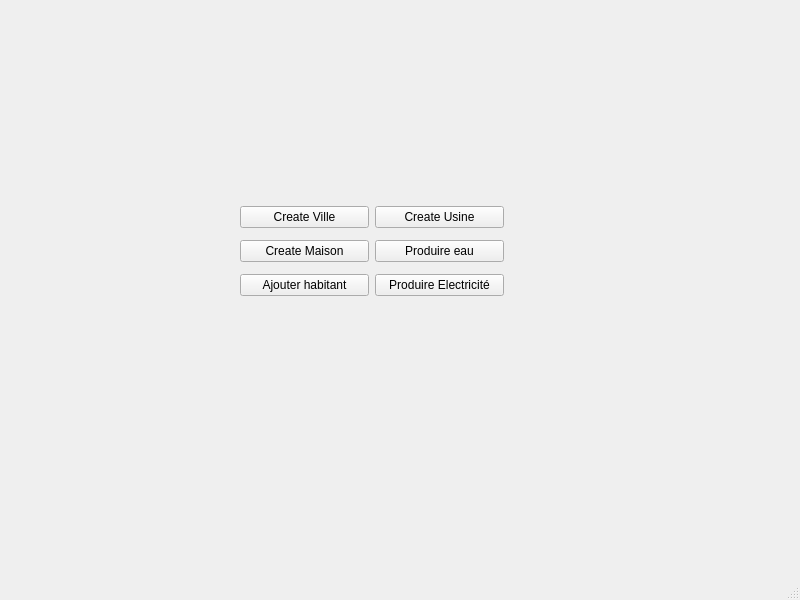
Qt form mainwindow.ui (Aziz-Jalleli/VirtualCity) before a commit.
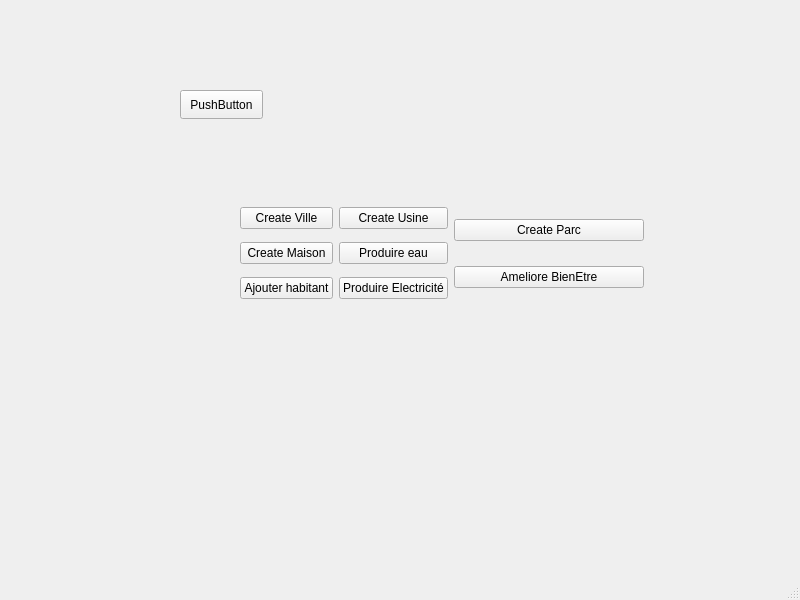
The same form after that commit.

```diff
--- a/mainwindow.ui
+++ b/mainwindow.ui
@@ -19,10 +19,12 @@
      <rect>
       <x>240</x>
       <y>200</y>
-      <width>264</width>
-      <height>105</height>
+      <width>404</width>
+      <height>107</height>
      </rect>
     </property>
+    <layout class="QHBoxLayout" name="horizontalLayout_2">
+     <item>
     <layout class="QHBoxLayout" name="horizontalLayout">
      <item>
       <layout class="QVBoxLayout" name="verticalLayout">
@@ -75,6 +77,39 @@
       </layout>
      </item>
     </layout>
+     </item>
+     <item>
+      <layout class="QVBoxLayout" name="verticalLayout_3">
+       <item>
+        <widget class="QPushButton" name="Create_Parc">
+         <property name="text">
+          <string>Create Parc</string>
+         </property>
+        </widget>
+       </item>
+       <item>
+        <widget class="QPushButton" name="Ameliore_BienEtre">
+         <property name="text">
+          <string>Ameliore BienEtre</string>
+         </property>
+        </widget>
+       </item>
+      </layout>
+     </item>
+    </layout>
+   </widget>
+   <widget class="QPushButton" name="pushButton">
+    <property name="geometry">
+     <rect>
+      <x>180</x>
+      <y>90</y>
+      <width>83</width>
+      <height>29</height>
+     </rect>
+    </property>
+    <property name="text">
+     <string>PushButton</string>
+    </property>
    </widget>
   </widget>
   <widget class="QMenuBar" name="menubar">
```
Lines whose indentation alone changed are shown as unchanged.
